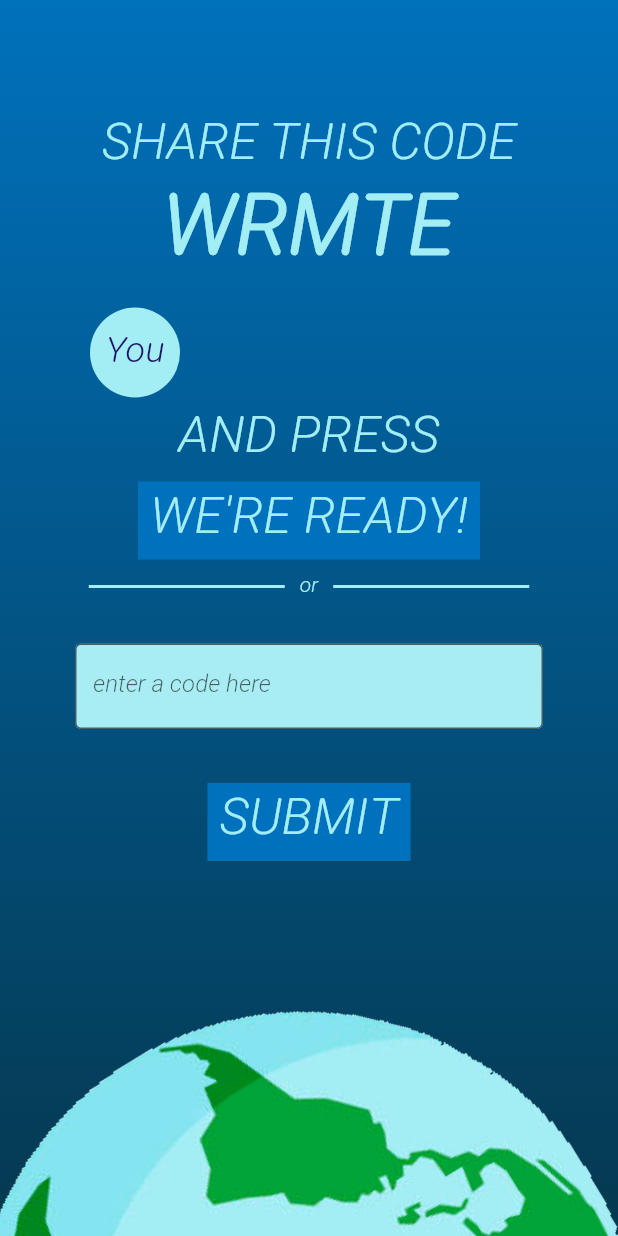
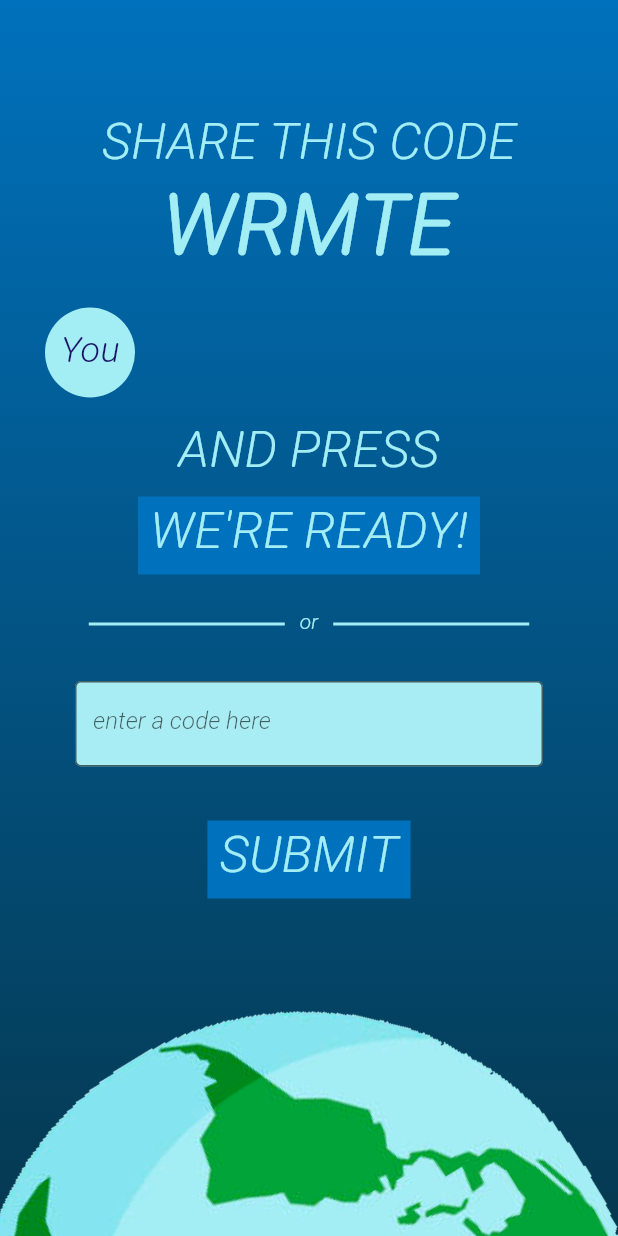
Before and after one commit to benjads/placemap, a Flutter app: the screen it shows after launch, after a tap on "START", on a phone screen of 412 x 824 dp. Run offline on Flutter 3.47's test engine with Material 2 defaults, Android fonts, the phone set to English and light mode, and no system bars; our stand-ins replace cloud_firestore, device_info, firebase_core; accounts and stored records are empty.

Commit message:
Work on join screens and tutorial

```diff
--- a/lib/analysis_options.yaml
+++ /dev/null
@@ -1 +0,0 @@
-include: package:pedantic/analysis_options.yaml
--- a/lib/main.dart
+++ b/lib/main.dart
@@ -1,5 +1,6 @@
 import 'package:firebase_core/firebase_core.dart';
 import 'package:flutter/material.dart';
+import 'package:placemap/theme.dart';
 import 'package:placemap/view/landing.dart';
 
 void main() {
@@ -24,25 +25,7 @@ class PlacemapApp extends StatelessWidget {
         if (snapshot.connectionState == ConnectionState.done) {
           return MaterialApp(
             title: 'Placemap',
-            theme: ThemeData(
-              primaryColor: Color.fromRGBO(0, 113, 188, 1),
-              textTheme: TextTheme(
-                headline1: TextStyle(),
-                headline2: TextStyle(),
-                headline3: TextStyle(),
-                headline4: TextStyle(),
-                headline5: TextStyle(),
-                headline6: TextStyle(),
-                bodyText1: TextStyle(),
-              ).apply(
-                bodyColor: Color.fromRGBO(163, 237, 244, 1),
-                displayColor: Color.fromRGBO(163, 237, 244, 1),
-              ),
-              buttonTheme: ButtonThemeData(
-                buttonColor: Color.fromRGBO(0, 113, 188, 1),
-              ),
-              fontFamily: 'Vinson',
-            ),
+            theme: appTheme,
             home: LandingScreen(),
           );
         }
@@ -54,69 +37,3 @@ class PlacemapApp extends StatelessWidget {
     );
   }
 }
-
-// class MainFlow extends StatefulWidget {
-//   _MainFlowState createState() => _MainFlowState();
-// }
-//
-// class _MainFlowState extends State<MainFlow> {
-//   Session _session;
-//
-//   @override
-//   void initState() {
-//     super.initState();
-//     SessionRepo().createSession().then((session) => _setSession(session));
-//   }
-//
-//   void _setSession(Session session) {
-//     setState(() {
-//       _session = session;
-//     });
-//   }
-//
-//   Widget _loading() {
-//     return SafeArea(
-//       child: Center(
-//         child: CircularProgressIndicator(),
-//       ),
-//     );
-//   }
-//
-//   Widget _stateWidget() {
-//     switch (_session.state) {
-//       case SessionState.waiting:
-//         return LandingScreen();
-//       case SessionState.inGame:
-//         // TODO: Handle this case.
-//         break;
-//     }
-//
-//     return null;
-//   }
-//
-//   @override
-//   Widget build(BuildContext context) {
-//     if (_session == null) {
-//       return _loading();
-//     }
-//
-//     return StreamBuilder<DocumentSnapshot>(
-//       stream: _session.docRef.snapshots(),
-//       builder:
-//           (BuildContext context, AsyncSnapshot<DocumentSnapshot> snapshot) {
-//         if (snapshot.hasError) {
-//           return Text('Error....');
-//         }
-//
-//         if (snapshot.connectionState == ConnectionState.waiting) {
-//           return _loading();
-//         }
-//
-//         return Provider<Session>(
-//           create: (_) => Session.fromSnapshot(snapshot.data),
-//           child: _stateWidget(),
-//         );
-//       },
-//     );
-//   }
-// }
--- a/lib/model/participant.dart
+++ b/lib/model/participant.dart
@@ -1,13 +1,16 @@
 class Participant {
   final String deviceId;
+  bool tutorialComplete = false;
 
   Participant.fromMap(Map<String, dynamic> map)
       : assert(map['deviceId'] != null),
-        deviceId = map['deviceId'];
+        deviceId = map['deviceId'],
+        tutorialComplete = map['tutorialComplete'];
 
   Participant.initialize(this.deviceId);
 
   Map<String, dynamic> get map => {
         'deviceId': deviceId,
+        'tutorialComplete': tutorialComplete,
       };
 }
--- a/lib/model/session.dart
+++ b/lib/model/session.dart
@@ -1,10 +1,11 @@
 import 'package:cloud_firestore/cloud_firestore.dart';
+import 'package:flutter/material.dart';
 import 'package:placemap/model/participant.dart';
 import 'package:placemap/utils.dart';
 
-class Session {
+class Session extends ChangeNotifier {
   final String id;
-  final SessionState state;
+  SessionState _state;
   final List<Participant> participants;
   DocumentReference docRef;
 
@@ -16,21 +17,31 @@ class Session {
         assert(map['state'] != null),
         assert(map['participants'] != null),
         id = map['id'],
-        state = SessionState.values
+        _state = SessionState.values
             .firstWhere((state) => (state.toString() == map['state'])),
         participants = (map['participants'] as List<dynamic>)
             .map((participant) =>
                 Participant.fromMap(PlacemapUtils.toMap(participant)))
             .toList();
 
-  Session.initialize(this.id, this.participants) : state = SessionState.waiting;
+  Session.initialize(this.id, this.participants) : _state = SessionState.waiting;
 
   Map<String, dynamic> get map => {
         'id': id,
-        'state': state.toString(),
+        'state': _state.toString(),
         'participants':
             participants.map((participant) => participant.map).toList()
       };
+
+  SessionState get state => _state;
+
+  set state(SessionState state) {
+    _state = state;
+    docRef.update(map);
+    notifyListeners();
+  }
+
+
 }
 
-enum SessionState { waiting, inGame }
+enum SessionState { waiting, tutorial, showingTrad }
--- /dev/null
+++ b/lib/theme.dart
@@ -0,0 +1,21 @@
+import 'package:flutter/material.dart';
+
+final appTheme = ThemeData(
+  primaryColor: Color.fromRGBO(0, 113, 188, 1),
+  textTheme: TextTheme(
+    headline1: TextStyle(),
+    headline2: TextStyle(),
+    headline3: TextStyle(),
+    headline4: TextStyle(),
+    headline5: TextStyle(),
+    headline6: TextStyle(),
+    bodyText1: TextStyle(),
+  ).apply(
+    bodyColor: Color.fromRGBO(163, 237, 244, 1),
+    displayColor: Color.fromRGBO(163, 237, 244, 1),
+  ),
+  buttonTheme: ButtonThemeData(
+    buttonColor: Color.fromRGBO(0, 113, 188, 1),
+  ),
+  fontFamily: 'Vinson',
+);
--- a/lib/view/common/intro.dart
+++ b/lib/view/common/intro.dart
@@ -6,7 +6,6 @@ class IntroScreen extends StatelessWidget {
   final Widget content;
 
   IntroScreen({this.showTitle = true, this.footer, @required this.content});
-
   Widget _title() => Container(
         padding: EdgeInsets.fromLTRB(0, 40, 0, 100),
         child: SizedBox(
--- a/lib/view/join.dart
+++ b/lib/view/join.dart
@@ -6,6 +6,7 @@ import 'package:placemap/model/session.dart';
 import 'package:placemap/repo/session_repo.dart';
 import 'package:placemap/view/common/common.dart';
 import 'package:placemap/view/common/intro.dart';
+import 'package:placemap/view/tutorial.dart';
 
 class JoinScreen extends StatelessWidget {
   @override
@@ -20,6 +21,7 @@ class JoinScreen extends StatelessWidget {
         child: Column(
           children: [
             CreateSection(),
+            SizedBox(height: 15),
             Padding(
               padding: EdgeInsets.symmetric(
                 vertical: 10,
@@ -68,17 +70,21 @@ class CreateSection extends StatefulWidget {
 class _CreateSectionState extends State<CreateSection> {
   Session _session;
   StreamSubscription<DocumentSnapshot> _sub;
+  bool _retain;
 
   @override
   void initState() {
     super.initState();
+    _retain = false;
 
     SessionRepo().createSession().then((session) => {
           setState(() {
             _session = session;
 
             _sub = _session.docRef.snapshots().listen((snapshot) {
+              setState(() {
                 _session = Session.fromSnapshot(snapshot);
+              });
             });
           })
         });
@@ -88,6 +94,23 @@ class _CreateSectionState extends State<CreateSection> {
   void dispose() {
     super.dispose();
     _sub.cancel();
+
+    if (!_retain) {
+      SessionRepo().destroySession(_session);
+      // TODO: Host closes app
+    }
+  }
+
+  void _start() {
+    _retain = true;
+    _session.state = SessionState.tutorial;
+    SessionRepo().updateSession(_session);
+    Navigator.pushReplacement(
+        context,
+        PageRouteBuilder(
+            pageBuilder: (context, animation1, animation2) =>
+                Tutorial1(_session.docRef),
+            transitionDuration: Duration(seconds: 0)));
   }
 
   @override
@@ -112,13 +135,13 @@ class _CreateSectionState extends State<CreateSection> {
         ),
         SizedBox(height: 20),
         participantBubbles(theme, _session),
-        SizedBox(height: 10),
+        SizedBox(height: 20),
         Text(
           'AND PRESS',
           style: theme.textTheme.headline4,
         ),
         SizedBox(height: 10),
-        PlacemapButton(onPressed: () {}, text: "WE'RE READY!"),
+        PlacemapButton(onPressed: _start, text: "WE'RE READY!"),
       ],
     );
   }
@@ -143,7 +166,10 @@ class _ExistingSectionState extends State<ExistingSection> {
     }
 
     final Session session = await SessionRepo().getSession(id);
+    if (await SessionRepo().self(session) == null) {
       await SessionRepo().addSelf(session);
+    }
+
     Navigator.push(
         context,
         PageRouteBuilder(
@@ -214,7 +240,19 @@ class _WaitScreenState extends State<WaitScreen> {
   void initState() {
     super.initState();
     _sub = session.docRef.snapshots().listen((snapshot) {
+      setState(() {
         session = Session.fromSnapshot(snapshot);
+
+        if (session.state != SessionState.waiting) {
+          Navigator.pop(context);
+          Navigator.pushReplacement(
+              context,
+              PageRouteBuilder(
+                  pageBuilder: (context, animation1, animation2) =>
+                      Tutorial1(session.docRef),
+                  transitionDuration: Duration(seconds: 0)));
+        }
+      });
     });
   }
 
@@ -222,6 +260,7 @@ class _WaitScreenState extends State<WaitScreen> {
   void dispose() {
     super.dispose();
     _sub.cancel();
+    SessionRepo().removeSelf(session);
   }
 
   @override
@@ -242,10 +281,12 @@ class _WaitScreenState extends State<WaitScreen> {
             ),
             SizedBox(height: 20),
             participantBubbles(theme, session),
-            SizedBox(height: 10),
-            PlacemapButton(onPressed: () {
+            SizedBox(height: 20),
+            PlacemapButton(
+                onPressed: () {
                   Navigator.pop(context);
-            }, text: "GO BACK"),
+                },
+                text: "GO BACK"),
           ],
         ),
       ),
@@ -255,14 +296,16 @@ class _WaitScreenState extends State<WaitScreen> {
 
 Widget participantBubbles(ThemeData theme, Session session) {
   return Container(
-    padding: EdgeInsets.symmetric(horizontal: 60),
+    padding: EdgeInsets.symmetric(horizontal: 30),
     child: Row(
       mainAxisAlignment: MainAxisAlignment.start,
       children: session.participants
           .asMap()
           .keys
           .map(
-            (idx) => Material(
+            (idx) => Padding(
+              padding: EdgeInsets.only(right: 10),
+              child: Material(
                 shape: CircleBorder(),
                 color: Color.fromRGBO(163, 237, 244, 1),
                 child: Container(
@@ -270,9 +313,10 @@ Widget participantBubbles(ThemeData theme, Session session) {
                   width: 60.0,
                   child: Center(
                     child: Text(
-                    idx == 0 ? 'You' : 'P$idx',
+                      idx == 0 ? 'You' : 'P${idx + 1}',
                       style: theme.textTheme.headline5
                           .copyWith(color: Color.fromRGBO(27, 20, 100, 1)),
+                    ),
                   ),
                 ),
               ),
```
Also changed, not shown: lib/repo/session_repo.dart (+24 -3 lines), lib/view/common/activity_wrapper.dart (added, +80 -0 lines), lib/view/tutorial.dart (added, +197 -0 lines). Lines whose indentation alone changed are shown as unchanged.
